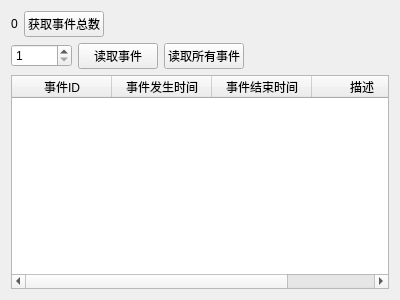
Old version of the form page/pagereadevent.ui in the repository a9876653/qt-j1939.
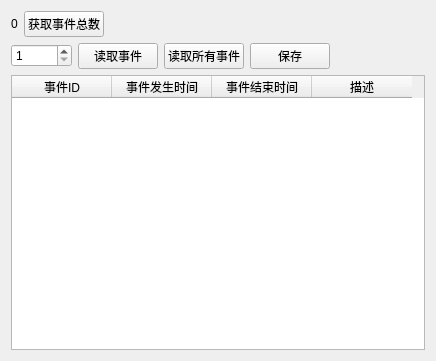
New version of the form.

Commit message: 添加事件读取保存按钮

```diff
--- a/page/pagereadevent.ui
+++ b/page/pagereadevent.ui
@@ -6,8 +6,8 @@
    <rect>
     <x>0</x>
     <y>0</y>
-    <width>400</width>
-    <height>300</height>
+    <width>436</width>
+    <height>361</height>
    </rect>
   </property>
   <property name="windowTitle">
@@ -43,6 +43,13 @@
        </property>
       </widget>
      </item>
+     <item>
+      <widget class="QPushButton" name="saveBtn">
+       <property name="text">
+        <string>保存</string>
+       </property>
+      </widget>
+     </item>
      <item>
       <spacer name="horizontalSpacer_2">
        <property name="orientation">
```
The commit also changes 2 other files.
